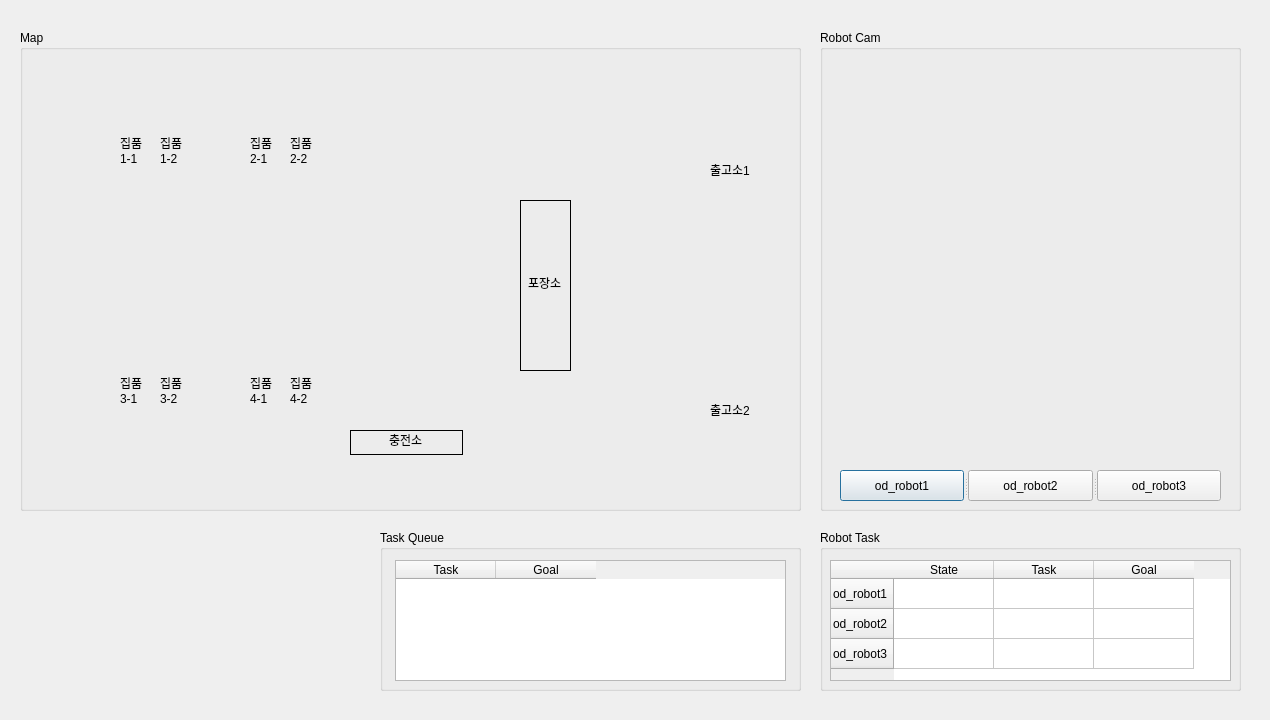
This is gui/wms_monitor/wms_monitor/wms.ui in addinedu-ros-5th/ros-repo-3 as Qt 5 draws it before an edit. The edited form follows.
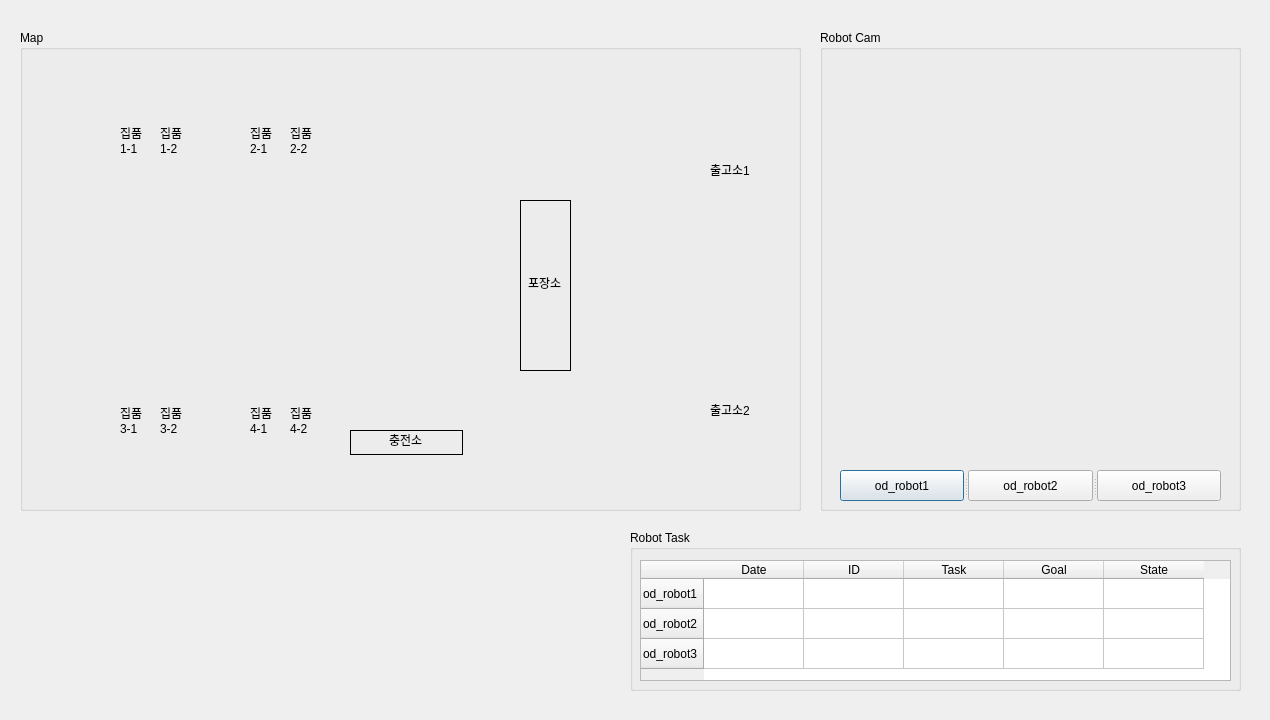
This is the edited form.

Commit message: feat: wms gui Robot Task

What changed in the file:
```diff
--- a/gui/wms_monitor/wms_monitor/wms.ui
+++ b/gui/wms_monitor/wms_monitor/wms.ui
@@ -16,9 +16,9 @@
   <widget class="QGroupBox" name="Task_groupBox4">
    <property name="geometry">
     <rect>
-     <x>820</x>
+     <x>630</x>
      <y>530</y>
-     <width>421</width>
+     <width>611</width>
      <height>161</height>
     </rect>
    </property>
@@ -30,7 +30,7 @@
      <rect>
       <x>10</x>
       <y>30</y>
-      <width>401</width>
+      <width>591</width>
       <height>121</height>
      </rect>
     </property>
@@ -49,21 +49,31 @@
       <string>od_robot3</string>
      </property>
     </row>
+    <column>
+     <property name="text">
+      <string>Date</string>
+     </property>
+    </column>
+    <column>
+     <property name="text">
+      <string>ID</string>
+     </property>
+    </column>
+    <column>
+     <property name="text">
+      <string>Task</string>
+     </property>
+    </column>
+    <column>
+     <property name="text">
+      <string>Goal</string>
+     </property>
+    </column>
     <column>
      <property name="text">
       <string>State</string>
      </property>
     </column>
-    <column>
-     <property name="text">
-      <string>Task</string>
-     </property>
-    </column>
-    <column>
-     <property name="text">
-      <string>Goal</string>
-     </property>
-    </column>
    </widget>
   </widget>
   <widget class="QGroupBox" name="Cam_groupBox2">
@@ -175,7 +185,7 @@
     <property name="geometry">
      <rect>
       <x>100</x>
-      <y>100</y>
+      <y>90</y>
       <width>31</width>
       <height>41</height>
      </rect>
@@ -188,7 +198,7 @@
     <property name="geometry">
      <rect>
       <x>140</x>
-      <y>100</y>
+      <y>90</y>
       <width>31</width>
       <height>41</height>
      </rect>
@@ -201,7 +211,7 @@
     <property name="geometry">
      <rect>
       <x>270</x>
-      <y>100</y>
+      <y>90</y>
       <width>31</width>
       <height>41</height>
      </rect>
@@ -214,7 +224,7 @@
     <property name="geometry">
      <rect>
       <x>230</x>
-      <y>100</y>
+      <y>90</y>
       <width>31</width>
       <height>41</height>
      </rect>
@@ -227,7 +237,7 @@
     <property name="geometry">
      <rect>
       <x>100</x>
-      <y>340</y>
+      <y>370</y>
       <width>31</width>
       <height>41</height>
      </rect>
@@ -240,7 +250,7 @@
     <property name="geometry">
      <rect>
       <x>140</x>
-      <y>340</y>
+      <y>370</y>
       <width>31</width>
       <height>41</height>
      </rect>
@@ -253,7 +263,7 @@
     <property name="geometry">
      <rect>
       <x>230</x>
-      <y>340</y>
+      <y>370</y>
       <width>31</width>
       <height>41</height>
      </rect>
@@ -266,7 +276,7 @@
     <property name="geometry">
      <rect>
       <x>270</x>
-      <y>340</y>
+      <y>370</y>
       <width>31</width>
       <height>41</height>
      </rect>
@@ -325,39 +335,6 @@
     </property>
    </widget>
   </widget>
-  <widget class="QGroupBox" name="Queue_groupBox3">
-   <property name="geometry">
-    <rect>
-     <x>380</x>
-     <y>530</y>
-     <width>421</width>
-     <height>161</height>
-    </rect>
-   </property>
-   <property name="title">
-    <string>Task Queue</string>
-   </property>
-   <widget class="QTableWidget" name="task_queue">
-    <property name="geometry">
-     <rect>
-      <x>15</x>
-      <y>30</y>
-      <width>391</width>
-      <height>121</height>
-     </rect>
-    </property>
-    <column>
-     <property name="text">
-      <string>Task</string>
-     </property>
-    </column>
-    <column>
-     <property name="text">
-      <string>Goal</string>
-     </property>
-    </column>
-   </widget>
-  </widget>
  </widget>
  <resources/>
  <connections/>
```
